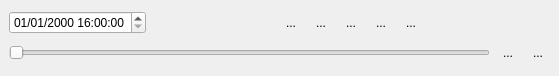
This is src/ui/reostemporalcontrollerwidget.ui in vcloarec/ReosProject as Qt 5 draws it before an edit. The edited form follows.
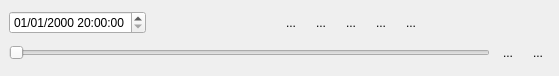
This is the edited form. Icons and pictures are not drawn.

Patch:
```diff
--- a/src/ui/reostemporalcontrollerwidget.ui
+++ b/src/ui/reostemporalcontrollerwidget.ui
@@ -44,7 +44,7 @@
        </property>
        <property name="dateTime">
         <datetime>
-         <hour>16</hour>
+         <hour>20</hour>
          <minute>0</minute>
          <second>0</second>
          <year>2000</year>
```
Left out of the diff: 10 changed lines with no effect on the pictures.
